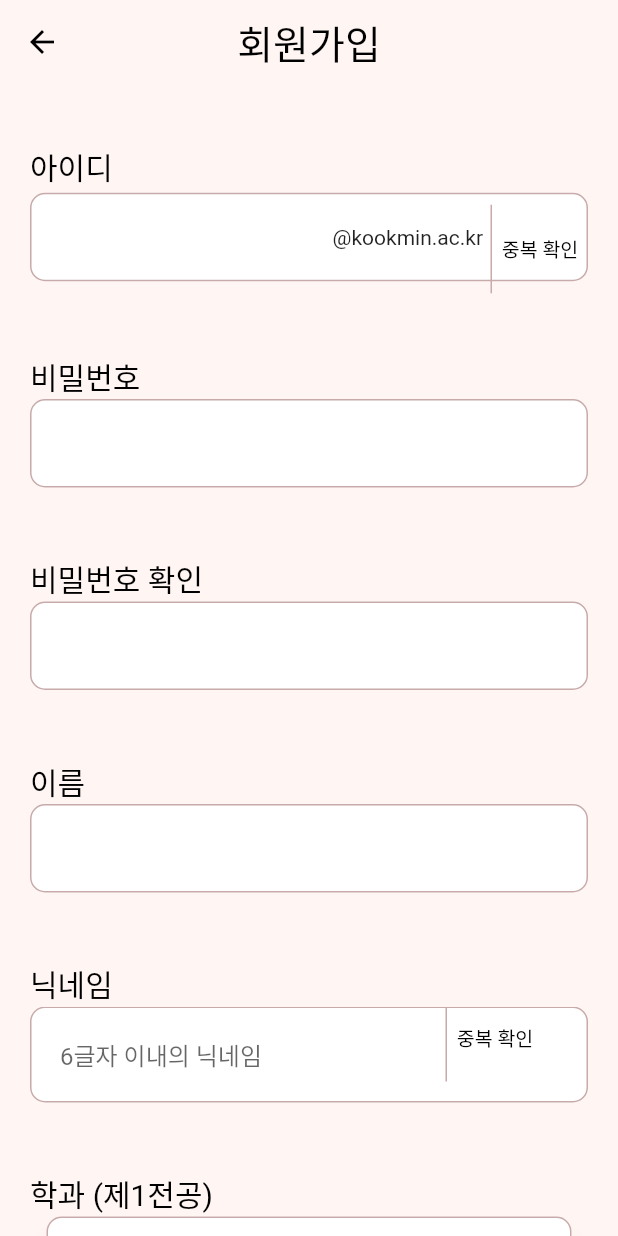
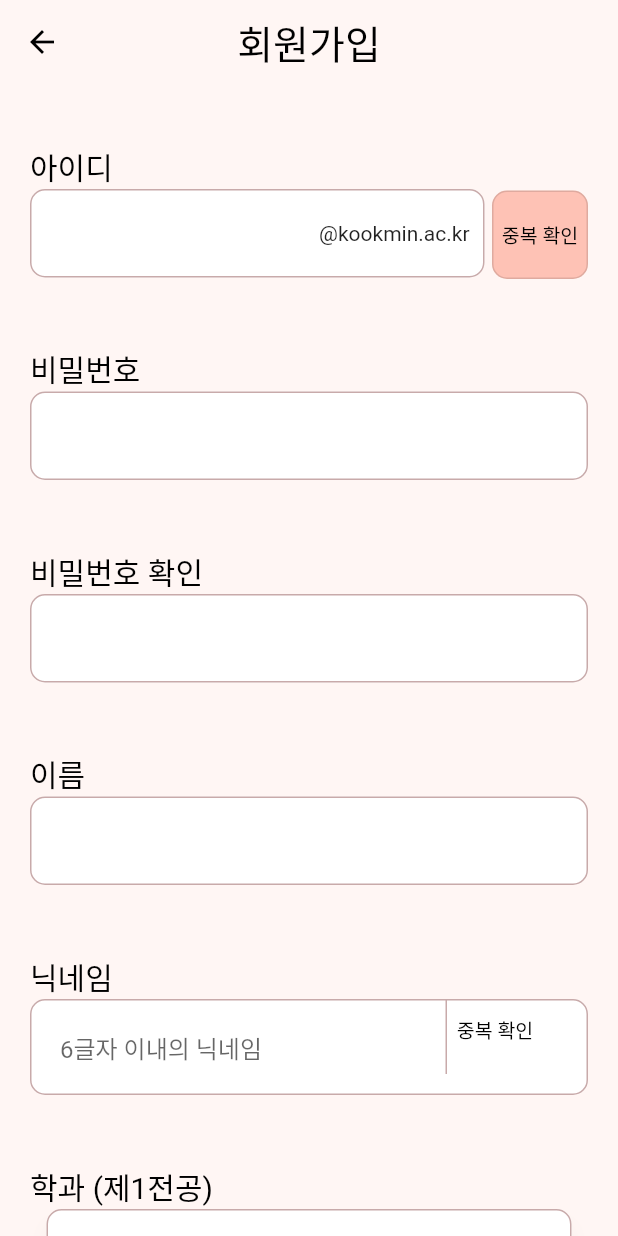
Before and after one commit to TEAM-LINRING/LINRING-FRONT, a Flutter app: the SignUpScreen screen opened by its route, on a phone screen of 412 x 824 dp. Run offline on Flutter 3.47's test engine with Material 2 defaults, Android fonts, the phone set to English and light mode, and no system bars; our stand-ins replace carousel_slider, flutter_dotenv, flutter_rating_bar, flutter_secure_storage; missing offline and left inert: omni_datetime_picker; accounts and stored records are empty; Roboto replaces fonts that are missing (Pretendard).

Commit message:
Feat: 중복확인 버튼 ui 변경
- ui 변경 작업 중에 api 먼저 연결하기 위해 우선 merge합니다. 아직 회원가입 ui변경 작업이 다 완료되지 않았습니다.

```diff
--- a/lib/screens/signup_screen.dart
+++ b/lib/screens/signup_screen.dart
@@ -232,14 +232,65 @@ class _SignUpScreenState extends State<SignUpScreen> {
                   height: 0,
                 ),
               )),
-          SizedBox(
-            height: 80,
-            child: Stack(alignment: Alignment.centerRight, children: [
-              CustomTextField(
+
+          // Column(
+          //   children: [
+          //     Row(
+          //       children: [
+          //         const TextField(),
+          //         TextButton(onPressed: () {}, child: const Text('중복확인'))
+          //       ],
+          //     ),
+          //     const Text('에러메세지')
+          //   ],
+          // ),
+          IntrinsicHeight(
+            child: Row(
+              mainAxisAlignment: MainAxisAlignment.start,
+              children: <Widget>[
+                Expanded(
+                  child: TextField(
                     controller: idController,
                     obscureText: false,
+                    decoration: InputDecoration(
+                      errorText: errorID,
+                      errorBorder: OutlineInputBorder(
+                        borderSide: const BorderSide(
+                            width: 1, color: Color(0xFFC8AAAA)),
+                        borderRadius: BorderRadius.circular(10),
+                      ),
+                      focusedErrorBorder: OutlineInputBorder(
+                        borderSide: const BorderSide(
+                            width: 1, color: Color(0xFFC8AAAA)),
+                        borderRadius: BorderRadius.circular(10),
+                      ),
+                      focusedBorder: OutlineInputBorder(
+                        borderSide: const BorderSide(
+                            width: 1, color: Color(0xFFC8AAAA)),
+                        borderRadius: BorderRadius.circular(10),
+                      ),
+                      errorStyle: const TextStyle(
+                        height: 0.7,
+                        color: Colors.red,
+                      ),
+                      helperStyle: const TextStyle(
+                        height: 0.7,
+                        color: Color.fromARGB(255, 0, 64, 255),
+                        fontWeight: FontWeight.w400,
+                      ),
+                      contentPadding: const EdgeInsets.fromLTRB(15, 0, 0, 0) +
+                          const EdgeInsets.symmetric(
+                            vertical: 20,
+                          ),
+                      enabledBorder: OutlineInputBorder(
+                        borderSide: const BorderSide(
+                            width: 1, color: Color(0xFFC8AAAA)),
+                        borderRadius: BorderRadius.circular(10),
+                      ),
+                      fillColor: Colors.white,
+                      filled: true,
                       suffixIcon: const Padding(
-                  padding: EdgeInsets.only(right: 70.0),
+                        padding: EdgeInsets.only(right: 10.0),
                         child: Align(
                           alignment: Alignment.center,
                           widthFactor: 1.0,
@@ -247,13 +298,14 @@ class _SignUpScreenState extends State<SignUpScreen> {
                           child: Text('@kookmin.ac.kr'),
                         ),
                       ),
-                helperText: helperID,
-                errorText: errorID,
+                      helperText: helperID ?? ' ',
                     ),
-              Container(
-                decoration: const BoxDecoration(
-                    border: Border(
-                        left: BorderSide(width: 1, color: Color(0xFFC8AAAA)))),
+                  ),
+                ),
+                Align(
+                  alignment: Alignment.topCenter,
+                  child: Padding(
+                    padding: const EdgeInsets.fromLTRB(5, 1, 0, 0),
                     child: OutlinedButton(
                       onPressed: () async {
                         bool? result = await _validationEmail(context);
@@ -274,19 +326,29 @@ class _SignUpScreenState extends State<SignUpScreen> {
                         });
                       },
                       style: OutlinedButton.styleFrom(
-                        side: BorderSide.none,
-                        padding: const EdgeInsets.symmetric(vertical: 20)),
+                        padding: const EdgeInsets.symmetric(vertical: 20),
+                        backgroundColor: const Color(0xFFFEC2B5),
+                        shape: RoundedRectangleBorder(
+                            borderRadius: BorderRadius.circular(10),
+                            side: const BorderSide(
+                                width: 1, color: Color(0xFFC8AAAA))),
+                      ),
                       child: const Text(
                         '중복 확인',
                         style: TextStyle(
                           color: Colors.black,
                           fontSize: 13,
                           fontWeight: FontWeight.w400,
-                          height: 0),
-                    )),
+                          height: 0,
                         ),
-            ]),
                       ),
+                    ),
+                  ),
+                ),
+              ],
+            ),
+          ),
+
           const SizedBox(height: 30),
           //비밀번호
           const Align(
```
Lines whose indentation alone changed are shown as unchanged.
